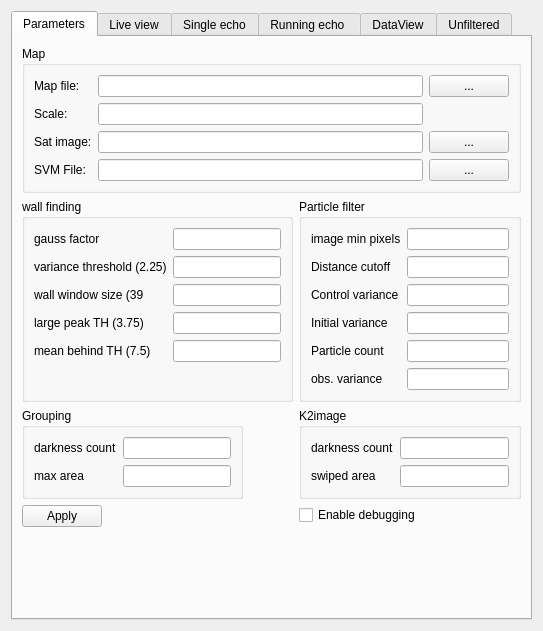
Old version of the form Hanse/Module_SonarLocalization/form_sonarlocalization.ui in the repository iti-luebeck/HANSE2011.
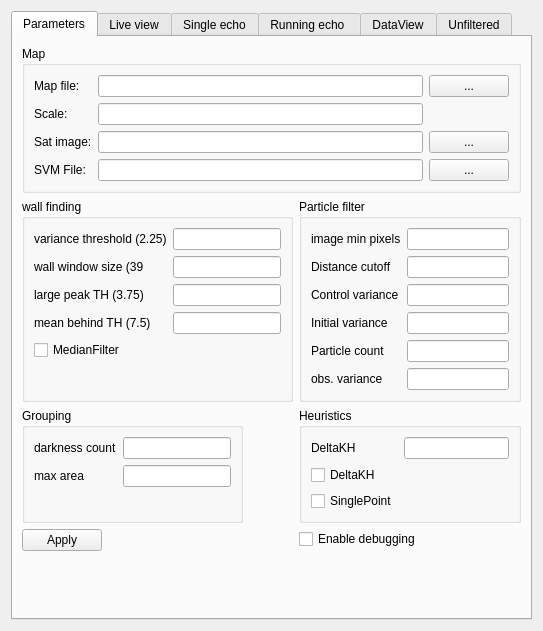
New version of the form. Custom widgets are drawn as their Qt base class.

What changed in the file:
```diff
--- a/Hanse/Module_SonarLocalization/form_sonarlocalization.ui
+++ b/Hanse/Module_SonarLocalization/form_sonarlocalization.ui
@@ -24,38 +24,6 @@
        <string>Parameters</string>
       </attribute>
       <layout class="QFormLayout" name="formLayout_2">
-       <item row="5" column="1">
-        <widget class="QGroupBox" name="groupBox_4">
-         <property name="title">
-          <string>K2image</string>
-         </property>
-         <layout class="QFormLayout" name="formLayout">
-          <property name="fieldGrowthPolicy">
-           <enum>QFormLayout::AllNonFixedFieldsGrow</enum>
-          </property>
-          <item row="0" column="0">
-           <widget class="QLabel" name="label_6">
-            <property name="text">
-             <string>darkness count</string>
-            </property>
-           </widget>
-          </item>
-          <item row="0" column="1">
-           <widget class="QLineEdit" name="darknessCnt"/>
-          </item>
-          <item row="1" column="0">
-           <widget class="QLabel" name="label_7">
-            <property name="text">
-             <string>swiped area</string>
-            </property>
-           </widget>
-          </item>
-          <item row="1" column="1">
-           <widget class="QLineEdit" name="swipedArea"/>
-          </item>
-         </layout>
-        </widget>
-       </item>
        <item row="6" column="0">
         <widget class="QPushButton" name="pushButton">
          <property name="text">
@@ -248,54 +216,87 @@
            <enum>QFormLayout::AllNonFixedFieldsGrow</enum>
           </property>
           <item row="0" column="0">
-           <widget class="QLabel" name="label_8">
-            <property name="text">
-             <string>gauss factor</string>
-            </property>
-           </widget>
-          </item>
-          <item row="0" column="1">
-           <widget class="QLineEdit" name="gaussFactor"/>
-          </item>
-          <item row="1" column="0">
            <widget class="QLabel" name="label_5">
             <property name="text">
              <string>variance threshold (2.25)</string>
             </property>
            </widget>
           </item>
-          <item row="1" column="1">
+          <item row="0" column="1">
            <widget class="QLineEdit" name="varTH"/>
           </item>
-          <item row="3" column="0">
+          <item row="2" column="0">
            <widget class="QLabel" name="label_9">
             <property name="text">
              <string>wall window size (39</string>
             </property>
            </widget>
           </item>
-          <item row="3" column="1">
+          <item row="2" column="1">
            <widget class="QLineEdit" name="wallWindowSize"/>
           </item>
-          <item row="4" column="0">
+          <item row="3" column="0">
            <widget class="QLabel" name="label_10">
             <property name="text">
              <string>large peak TH (3.75)</string>
             </property>
            </widget>
           </item>
-          <item row="4" column="1">
+          <item row="3" column="1">
            <widget class="QLineEdit" name="largePeakTH"/>
           </item>
-          <item row="5" column="0">
+          <item row="4" column="0">
            <widget class="QLabel" name="label_11">
             <property name="text">
              <string>mean behind TH (7.5)</string>
             </property>
            </widget>
           </item>
-          <item row="5" column="1">
+          <item row="4" column="1">
            <widget class="QLineEdit" name="meanBehindTH"/>
+          </item>
+          <item row="5" column="0">
+           <widget class="QCheckBox" name="medianFilterCB">
+            <property name="text">
+             <string>MedianFilter</string>
+            </property>
+           </widget>
+          </item>
+         </layout>
+        </widget>
+       </item>
+       <item row="5" column="1">
+        <widget class="QGroupBox" name="groupBox_4">
+         <property name="title">
+          <string>Heuristics</string>
+         </property>
+         <layout class="QFormLayout" name="formLayout">
+          <property name="fieldGrowthPolicy">
+           <enum>QFormLayout::AllNonFixedFieldsGrow</enum>
+          </property>
+          <item row="0" column="0">
+           <widget class="QLabel" name="label_6">
+            <property name="text">
+             <string>DeltaKH</string>
+            </property>
+           </widget>
+          </item>
+          <item row="0" column="1">
+           <widget class="QLineEdit" name="darknessCnt"/>
+          </item>
+          <item row="1" column="0">
+           <widget class="QCheckBox" name="deltaKHCB">
+            <property name="text">
+             <string>DeltaKH</string>
+            </property>
+           </widget>
+          </item>
+          <item row="2" column="0">
+           <widget class="QCheckBox" name="singlePointCB">
+            <property name="text">
+             <string>SinglePoint</string>
+            </property>
+           </widget>
           </item>
          </layout>
         </widget>
```
